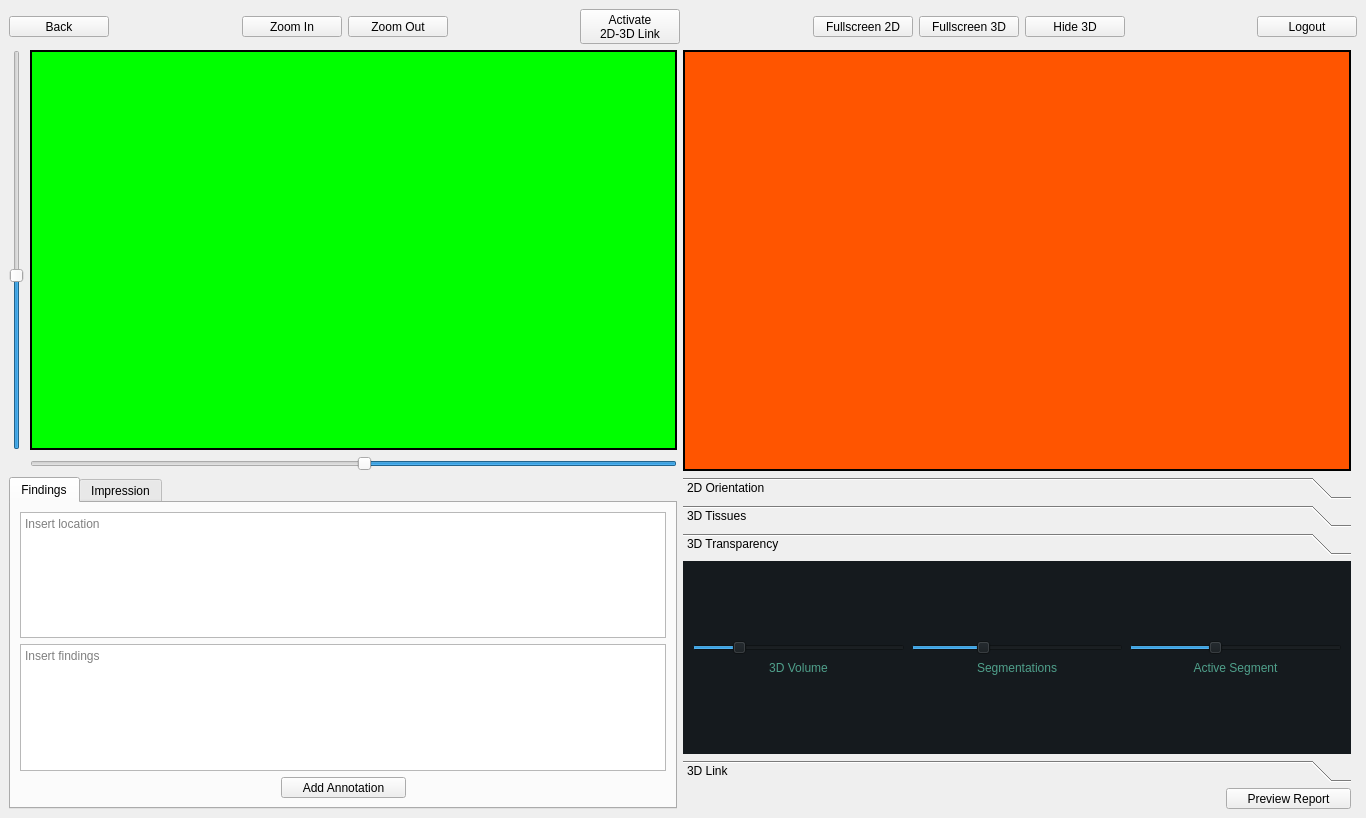
nilsgehlin/team-dft, file UI/rad.ui: the form before one commit.
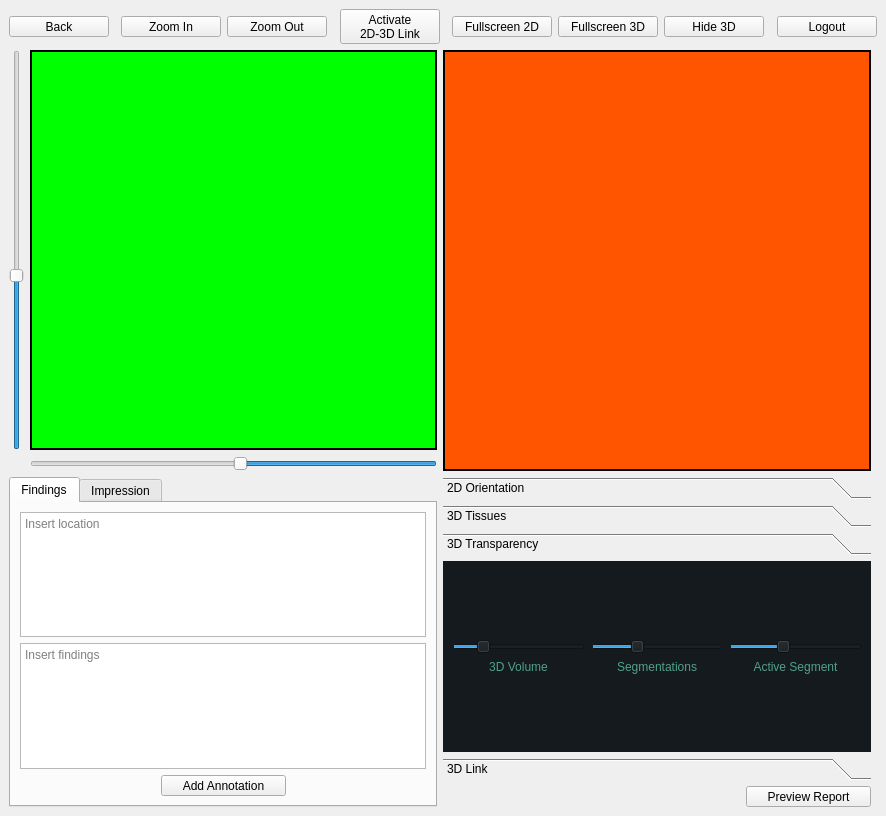
The form after the commit. The open tabs and pages were chosen to show the change. Icons and pictures are not drawn.

```diff
--- a/UI/rad.ui
+++ b/UI/rad.ui
@@ -6,8 +6,8 @@
    <rect>
     <x>0</x>
     <y>0</y>
-    <width>1366</width>
-    <height>818</height>
+    <width>886</width>
+    <height>816</height>
    </rect>
   </property>
   <property name="windowTitle">
@@ -867,8 +867,8 @@
         <rect>
          <x>0</x>
          <y>0</y>
-         <width>668</width>
-         <height>144</height>
+         <width>232</width>
+         <height>73</height>
         </rect>
        </property>
        <property name="styleSheet">
```
Left out of the diff: 28 changed lines with no effect on the pictures.
